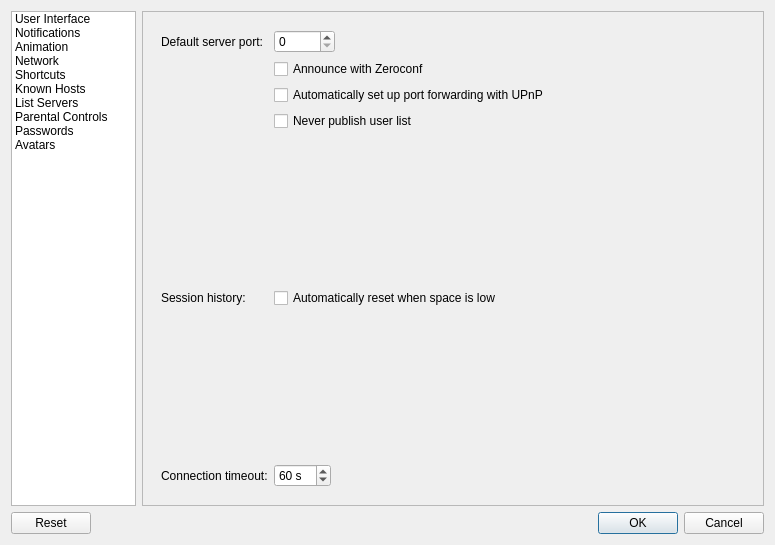
Above: src/desktop/ui/settings.ui from drawpile/Drawpile before the change. Below: the same form after it.
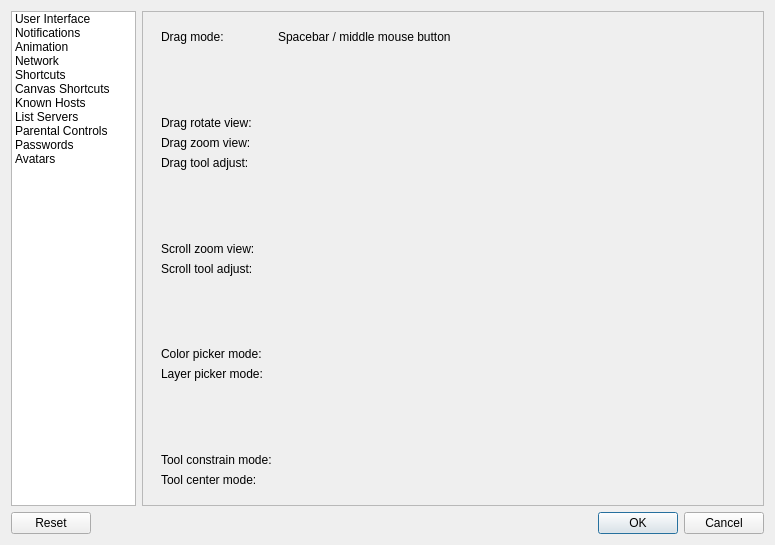
That is the form after the change. Icons and pictures are not drawn. Custom widgets are drawn as their Qt base class.

Commit message: Implement canvas shortcut editing

```diff
--- a/src/desktop/ui/settings.ui
+++ b/src/desktop/ui/settings.ui
@@ -43,6 +43,11 @@
          <string>Shortcuts</string>
         </property>
        </item>
+       <item>
+        <property name="text">
+         <string>Canvas Shortcuts</string>
+        </property>
+       </item>
        <item>
         <property name="text">
          <string>Known Hosts</string>
@@ -82,7 +87,7 @@
         <item>
          <widget class="QStackedWidget" name="stackedWidget">
           <property name="currentIndex">
-           <number>3</number>
+           <number>5</number>
           </property>
           <widget class="QWidget" name="stackedWidgetPage1">
            <layout class="QFormLayout" name="formLayout_2">
@@ -685,6 +690,166 @@
             </item>
            </layout>
           </widget>
+          <widget class="QWidget" name="page_4">
+           <layout class="QFormLayout" name="formLayout_4">
+            <item row="0" column="0">
+             <widget class="QLabel" name="label_8">
+              <property name="text">
+               <string>Drag mode:</string>
+              </property>
+             </widget>
+            </item>
+            <item row="0" column="1">
+             <widget class="QLabel" name="label_18">
+              <property name="text">
+               <string>Spacebar / middle mouse button</string>
+              </property>
+             </widget>
+            </item>
+            <item row="2" column="0">
+             <widget class="QLabel" name="label_19">
+              <property name="text">
+               <string>Drag rotate view:</string>
+              </property>
+             </widget>
+            </item>
+            <item row="2" column="1">
+             <widget class="ModifierKeys" name="dragRotateKeys"/>
+            </item>
+            <item row="4" column="0">
+             <widget class="QLabel" name="label_21">
+              <property name="text">
+               <string>Drag zoom view:</string>
+              </property>
+             </widget>
+            </item>
+            <item row="4" column="1">
+             <widget class="ModifierKeys" name="dragZoomKeys"/>
+            </item>
+            <item row="6" column="0">
+             <widget class="QLabel" name="label_20">
+              <property name="text">
+               <string>Drag tool adjust:</string>
+              </property>
+             </widget>
+            </item>
+            <item row="6" column="1">
+             <widget class="ModifierKeys" name="dragQuickAdjustKeys"/>
+            </item>
+            <item row="8" column="0">
+             <widget class="QLabel" name="label_22">
+              <property name="text">
+               <string>Scroll zoom view:</string>
+              </property>
+             </widget>
+            </item>
+            <item row="8" column="1">
+             <widget class="ModifierKeys" name="scrollZoomKeys"/>
+            </item>
+            <item row="10" column="0">
+             <widget class="QLabel" name="label_23">
+              <property name="text">
+               <string>Scroll tool adjust:</string>
+              </property>
+             </widget>
+            </item>
+            <item row="10" column="1">
+             <widget class="ModifierKeys" name="scrollQuickAdjustKeys"/>
+            </item>
+            <item row="12" column="0">
+             <widget class="QLabel" name="label_24">
+              <property name="text">
+               <string>Color picker mode:</string>
+              </property>
+             </widget>
+            </item>
+            <item row="12" column="1">
+             <widget class="ModifierKeys" name="colorPickKeys"/>
+            </item>
+            <item row="14" column="0">
+             <widget class="QLabel" name="label_25">
+              <property name="text">
+               <string>Layer picker mode:</string>
+              </property>
+             </widget>
+            </item>
+            <item row="14" column="1">
+             <widget class="ModifierKeys" name="layerPickKeys"/>
+            </item>
+            <item row="16" column="0">
+             <widget class="QLabel" name="label_26">
+              <property name="text">
+               <string>Tool constrain mode:</string>
+              </property>
+             </widget>
+            </item>
+            <item row="16" column="1">
+             <widget class="ModifierKeys" name="toolConstrain1Keys"/>
+            </item>
+            <item row="19" column="0">
+             <widget class="QLabel" name="label_27">
+              <property name="text">
+               <string>Tool center mode:</string>
+              </property>
+             </widget>
+            </item>
+            <item row="19" column="1">
+             <widget class="ModifierKeys" name="toolConstrain2Keys"/>
+            </item>
+            <item row="7" column="0">
+             <spacer name="verticalSpacer_4">
+              <property name="orientation">
+               <enum>Qt::Vertical</enum>
+              </property>
+              <property name="sizeHint" stdset="0">
+               <size>
+                <width>20</width>
+                <height>10</height>
+               </size>
+              </property>
+             </spacer>
+            </item>
+            <item row="11" column="0">
+             <spacer name="verticalSpacer_10">
+              <property name="orientation">
+               <enum>Qt::Vertical</enum>
+              </property>
+              <property name="sizeHint" stdset="0">
+               <size>
+                <width>20</width>
+                <height>10</height>
+               </size>
+              </property>
+             </spacer>
+            </item>
+            <item row="15" column="0">
+             <spacer name="verticalSpacer_11">
+              <property name="orientation">
+               <enum>Qt::Vertical</enum>
+              </property>
+              <property name="sizeHint" stdset="0">
+               <size>
+                <width>20</width>
+                <height>10</height>
+               </size>
+              </property>
+             </spacer>
+            </item>
+            <item row="1" column="0">
+             <spacer name="verticalSpacer_12">
+              <property name="orientation">
+               <enum>Qt::Vertical</enum>
+              </property>
+              <property name="sizeHint" stdset="0">
+               <size>
+                <width>20</width>
+                <height>10</height>
+               </size>
+              </property>
+             </spacer>
+            </item>
+           </layout>
+          </widget>
           <widget class="QWidget" name="stackedWidgetPage5">
            <layout class="QVBoxLayout" name="verticalLayout">
             <item>
@@ -978,6 +1143,13 @@
    </item>
   </layout>
  </widget>
+ <customwidgets>
+  <customwidget>
+   <class>ModifierKeys</class>
+   <extends>QWidget</extends>
+   <header>widgets/modifierkeys.h</header>
+  </customwidget>
+ </customwidgets>
  <resources/>
  <connections>
   <connection>
```
The commit also changes 15 other files.
